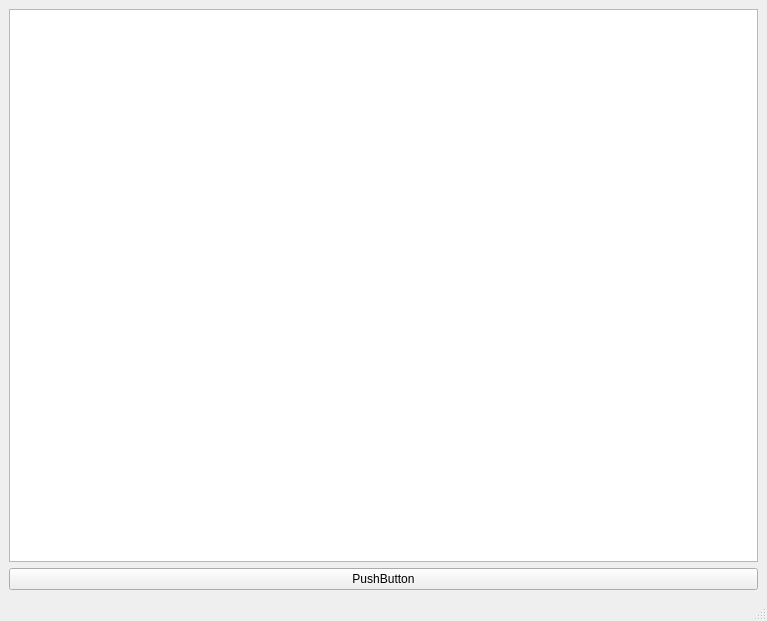
AnkushinDaniil/Analizator, file analizator_0.1.ui: the form before one commit.
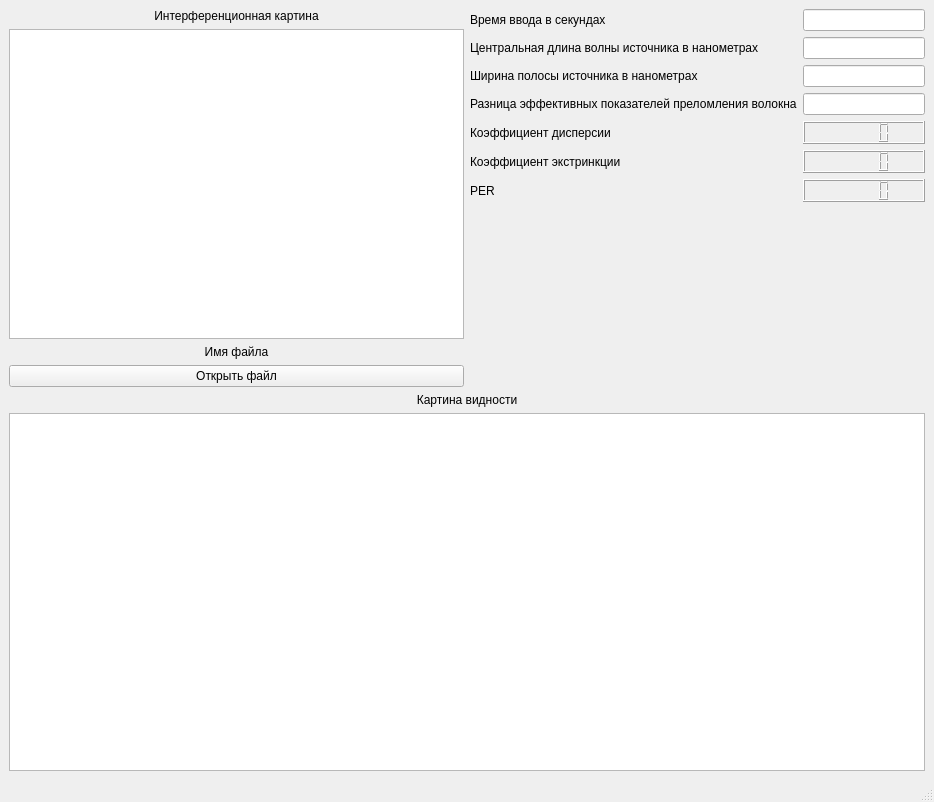
The form after the commit.

Commit message: Добавил поля ввода для чисел

```diff
--- a/analizator_0.1.ui
+++ b/analizator_0.1.ui
@@ -6,27 +6,142 @@
    <rect>
     <x>0</x>
     <y>0</y>
-    <width>767</width>
-    <height>621</height>
+    <width>934</width>
+    <height>802</height>
    </rect>
   </property>
   <property name="windowTitle">
    <string> Анализатор</string>
   </property>
   <widget class="QWidget" name="centralwidget">
-   <layout class="QVBoxLayout" name="verticalLayout_2">
+   <layout class="QVBoxLayout" name="verticalLayout_3">
     <item>
-     <layout class="QVBoxLayout" name="verticalLayout">
+     <layout class="QHBoxLayout" name="horizontalLayout">
       <item>
-       <widget class="QGraphicsView" name="graphicsView"/>
+       <layout class="QVBoxLayout" name="verticalLayout">
+        <item>
+         <widget class="QLabel" name="label_2">
+          <property name="text">
+           <string>Интерференционная картина</string>
+          </property>
+          <property name="alignment">
+           <set>Qt::AlignCenter</set>
+          </property>
+         </widget>
+        </item>
+        <item>
+         <widget class="QGraphicsView" name="interference"/>
+        </item>
+        <item>
+         <widget class="QLabel" name="label_filename">
+          <property name="text">
+           <string>Имя файла</string>
+          </property>
+          <property name="alignment">
+           <set>Qt::AlignCenter</set>
+          </property>
+         </widget>
+        </item>
+        <item>
+         <widget class="QPushButton" name="openButton">
+          <property name="text">
+           <string>Открыть файл</string>
+          </property>
+         </widget>
+        </item>
+       </layout>
       </item>
       <item>
-       <widget class="QPushButton" name="openButton">
+       <layout class="QFormLayout" name="formLayout_2">
+        <item row="0" column="0">
+         <widget class="QLabel" name="total_time_title">
+          <property name="text">
+           <string>Время ввода в cекундах</string>
+          </property>
+         </widget>
+        </item>
+        <item row="0" column="1">
+         <widget class="QLineEdit" name="total_time"/>
+        </item>
+        <item row="1" column="0">
+         <widget class="QLabel" name="lambda_source_litle">
+          <property name="text">
+           <string>Центральная длина волны источника в нанометрах</string>
+          </property>
+         </widget>
+        </item>
+        <item row="1" column="1">
+         <widget class="QLineEdit" name="lambda_source"/>
+        </item>
+        <item row="2" column="0">
+         <widget class="QLabel" name="source_bandwith_title">
+          <property name="text">
+           <string>Ширина полосы источника в нанометрах</string>
+          </property>
+         </widget>
+        </item>
+        <item row="2" column="1">
+         <widget class="QLineEdit" name="source_bandwith"/>
+        </item>
+        <item row="3" column="0">
+         <widget class="QLabel" name="delta_n_title">
+          <property name="text">
+           <string>Разница эффективных показателей преломления волокна</string>
+          </property>
+         </widget>
+        </item>
+        <item row="3" column="1">
+         <widget class="QLineEdit" name="delta_n"/>
+        </item>
+        <item row="4" column="0">
+         <widget class="QLabel" name="k_disp_titile">
+          <property name="text">
+           <string>Коэффициент дисперсии</string>
+          </property>
+         </widget>
+        </item>
+        <item row="4" column="1">
+         <widget class="QLCDNumber" name="k_disp"/>
+        </item>
+        <item row="5" column="0">
+         <widget class="QLabel" name="k_ekst_titile">
+          <property name="text">
+           <string>Коэффициент экстринкции</string>
+          </property>
+         </widget>
+        </item>
+        <item row="5" column="1">
+         <widget class="QLCDNumber" name="k_ekst"/>
+        </item>
+        <item row="6" column="0">
+         <widget class="QLabel" name="per_titile">
+          <property name="text">
+           <string>PER</string>
+          </property>
+         </widget>
+        </item>
+        <item row="6" column="1">
+         <widget class="QLCDNumber" name="per_title"/>
+        </item>
+       </layout>
+      </item>
+     </layout>
+    </item>
+    <item>
+     <layout class="QVBoxLayout" name="verticalLayout_2">
+      <item>
+       <widget class="QLabel" name="label_3">
         <property name="text">
-         <string>PushButton</string>
+         <string>Картина видности</string>
+        </property>
+        <property name="alignment">
+         <set>Qt::AlignCenter</set>
         </property>
        </widget>
       </item>
+      <item>
+       <widget class="QGraphicsView" name="visibility"/>
+      </item>
      </layout>
     </item>
    </layout>
```
The commit also changes 1 other file.
